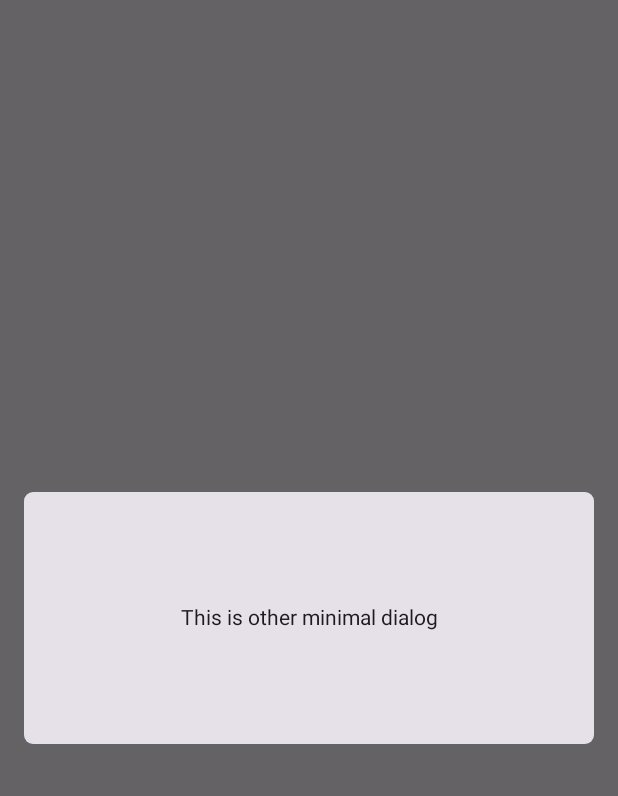
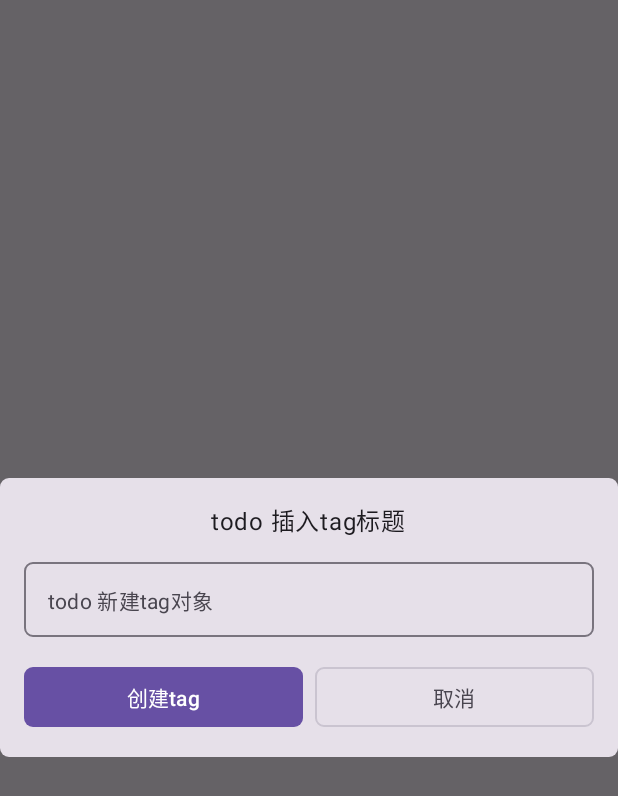
Before and after one commit to AsterCass/General-of-the-Red-Panda, an Android app built with Jetpack Compose: the composable NewGrudgeTag shown on its own in the app's theme, on a phone screen of 412 x 824 dp. Shown: the top 796 px of the screen. Run offline under Robolectric (Android 15) with nearby library versions, the phone set to English and light mode, and no system bars; 14 statements that could not run were skipped.

Commit message:
feat: new grudge tag dialog layout

```diff
--- a/The Book of Grudges/composeApp/src/commonMain/kotlin/com/astercasc/squid/thebookofgrudges/ui/components/NewGrudgeTag.kt
+++ b/The Book of Grudges/composeApp/src/commonMain/kotlin/com/astercasc/squid/thebookofgrudges/ui/components/NewGrudgeTag.kt
@@ -2,12 +2,11 @@ package com.astercasc.squid.thebookofgrudges.ui.components
 
 import androidx.compose.foundation.layout.*
 import androidx.compose.foundation.shape.RoundedCornerShape
-import androidx.compose.material3.Card
-import androidx.compose.material3.Text
+import androidx.compose.foundation.text.input.TextFieldLineLimits
+import androidx.compose.foundation.text.input.rememberTextFieldState
+import androidx.compose.material3.*
 import androidx.compose.runtime.Composable
-import androidx.compose.ui.Alignment
 import androidx.compose.ui.Modifier
-import androidx.compose.ui.text.style.TextAlign
 import androidx.compose.ui.unit.dp
 import androidx.compose.ui.window.Dialog
 
@@ -17,21 +16,71 @@ fun NewGrudgeTag(
     onDismissRequest: () -> Unit
 ) {
 
+    val newTagName = rememberTextFieldState("")
+
     Dialog(onDismissRequest = { onDismissRequest() }) {
         Card(
             modifier = Modifier
-                .fillMaxWidth()
-                .height(200.dp)
-                .padding(16.dp),
+                .fillMaxWidth(),
             shape = RoundedCornerShape(6.dp),
         ) {
-            Text(
-                text = "This is other minimal dialog",
-                modifier = Modifier
-                    .fillMaxSize()
-                    .wrapContentSize(Alignment.Center),
-                textAlign = TextAlign.Center,
-            )
+            Column(
+                Modifier.padding(16.dp),
+                verticalArrangement = Arrangement.spacedBy(8.dp)
+            ) {
+                Row(
+                    modifier = Modifier.fillMaxWidth(),
+                    horizontalArrangement = Arrangement.Center,
+                ) {
+                    Text(
+                        text = "todo 插入tag标题",
+                        style = MaterialTheme.typography.bodyLarge
+                    )
+                }
+
+
+                MaterialTheme(
+                    typography = MaterialTheme.typography.copy(
+                        bodyLarge = MaterialTheme.typography.bodyMedium
+                    )
+                ) {
+                    OutlinedTextField(
+                        modifier = Modifier.fillMaxWidth().height(58.dp),
+                        state = newTagName,
+                        lineLimits = TextFieldLineLimits.SingleLine,
+                        label = { Text("todo 新建tag对象") },
+                        placeholder = { Text("todo 记仇tag占位符") },
+                        shape = RoundedCornerShape(6.dp),
+                    )
+                }
+
+
+                Row(
+                    modifier = Modifier.fillMaxWidth().padding(top = 8.dp),
+                    horizontalArrangement = Arrangement.spacedBy(8.dp)
+                ) {
+
+                    Button(
+                        modifier = Modifier.weight(1f),
+                        onClick = {
+
+                            onDismissRequest()
+                        },
+                        shape = RoundedCornerShape(6.dp),
+
+                        ) {
+                        Text("创建tag")
+                    }
+
+                    OutlinedButton(
+                        modifier = Modifier.weight(1f),
+                        onClick = onDismissRequest,
+                        shape = RoundedCornerShape(6.dp),
+                    ) {
+                        Text("取消")
+                    }
+                }
+            }
         }
     }
 
```
